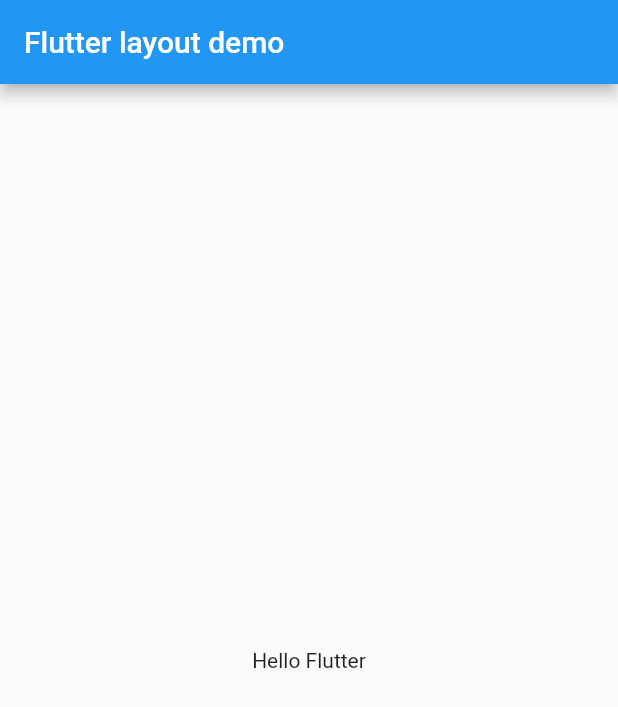
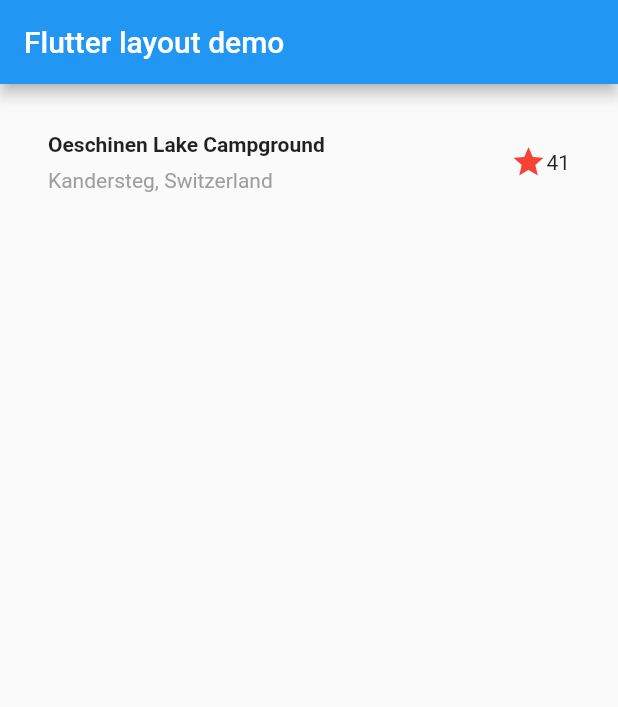
Before and after one commit to yosukedoke/test-flutter, a Flutter app: the screen it shows after launch, on a phone screen of 412 x 824 dp. Shown: the top 707 px of the screen. Run offline on Flutter 3.47's test engine with Material 2 defaults, Android fonts, the phone set to English and light mode, and no system bars.

Commit message:
写経したセルを追加

```diff
--- a/lib/main.dart
+++ b/lib/main.dart
@@ -53,13 +53,46 @@ class MyHomePage extends StatelessWidget {
         // the App.build method, and use it to set our appbar title.
         title: Text(this.title),
       ),
-      body: Center(
-        // Center is a layout widget. It takes a single child and positions it
-        // in the middle of the parent.
-        child: Text(
-          'Hello Flutter',
-        ),
+      body: Column(
+        children: [
+          titleSection,
+        ],
       ),
     );
   }
 }
+
+Widget titleSection = Container (
+  padding: const EdgeInsets.all(32),
+  child: Row(
+    children: [
+      Expanded(
+        child: Column(
+          crossAxisAlignment: CrossAxisAlignment.start,
+          children: [
+            Container(
+              padding: const EdgeInsets.only(bottom: 8),
+              child: Text(
+                'Oeschinen Lake Campground',
+                style: TextStyle(
+                  fontWeight: FontWeight.bold,
+                ),
+              ),
+            ),
+            Text(
+              'Kandersteg, Switzerland',
+              style: TextStyle(
+                color: Colors.grey[500],
+              ),
+            ),
+          ],
+        ),
+      ),
+      Icon(
+        Icons.star,
+        color: Colors.red[500],
+      ),
+      Text('41'),
+    ],
+  ),
+);
```
